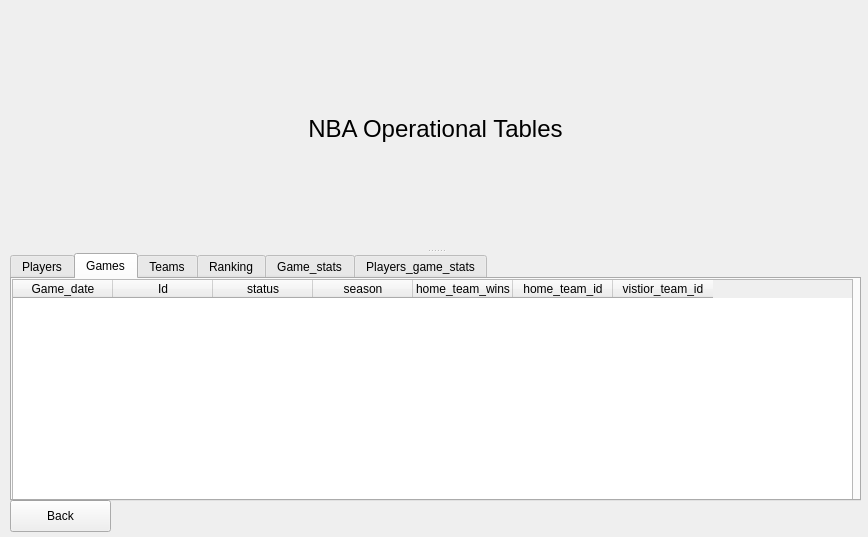
The window that Application/UIs/views.ui (shnkreddy98/NBA-Stats-App) describes before a commit, drawn with Qt 5.
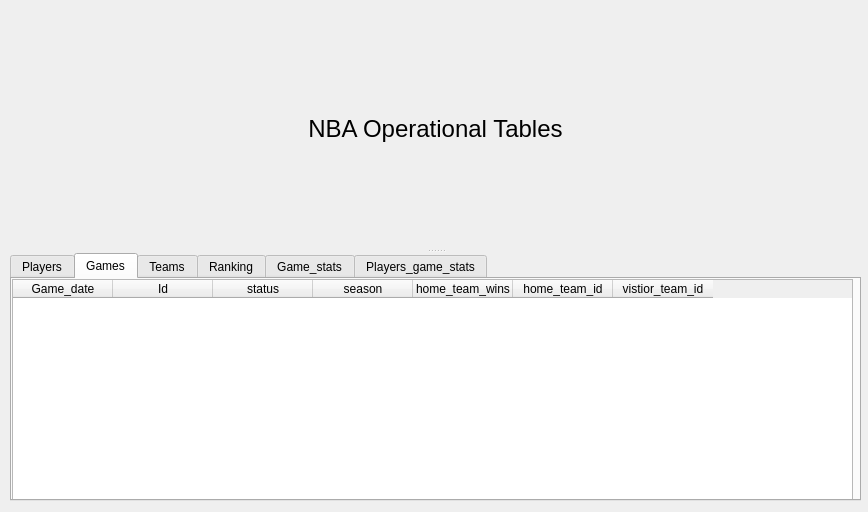
The same window after the commit. The open tabs and pages were chosen to show the change.

```diff
--- a/Application/UIs/views.ui
+++ b/Application/UIs/views.ui
@@ -7,25 +7,12 @@
     <x>0</x>
     <y>0</y>
     <width>868</width>
-    <height>537</height>
+    <height>512</height>
    </rect>
   </property>
   <property name="windowTitle">
    <string>tableViews</string>
   </property>
-  <widget class="QPushButton" name="back">
-   <property name="geometry">
-    <rect>
-     <x>10</x>
-     <y>500</y>
-     <width>101</width>
-     <height>32</height>
-    </rect>
-   </property>
-   <property name="text">
-    <string>Back</string>
-   </property>
-  </widget>
   <widget class="QSplitter" name="splitter">
    <property name="geometry">
     <rect>
```
Left out of the diff: 1 changed line with no effect on the pictures.
